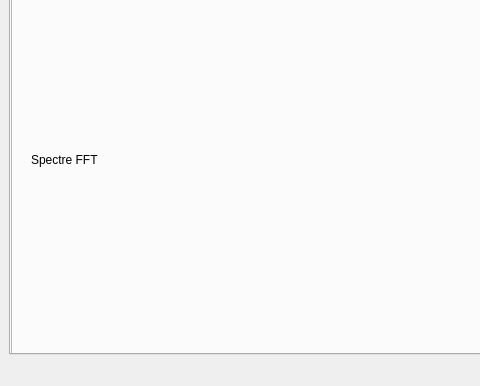
The window that ihm_wifi.ui (pierrelugand66/Microphone) describes before a commit, drawn with Qt 5; both pictures show x 0 to 480 and y 413 to 799 of the 1280 by 799 pixel window.
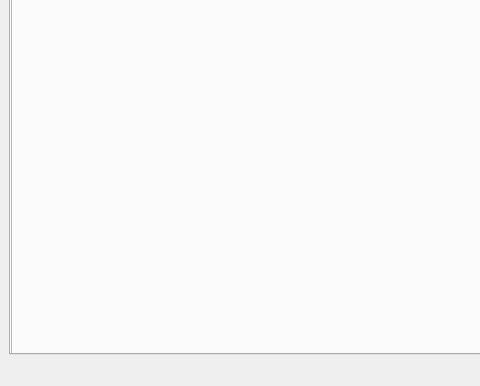
The same window after the commit. The open tabs and pages were chosen to show the change.

Patch:
```diff
--- a/ihm_wifi.ui
+++ b/ihm_wifi.ui
@@ -1450,30 +1450,7 @@
                                             <x>10</x>
                                             <y>310</y>
                                             <width>871</width>
-                                            <height>200</height>
-                                        </rect>
-                                    </property>
-                                </widget>
-                                <widget class="QLabel" name="label_histo_fft_title">
-                                    <property name="geometry">
-                                        <rect>
-                                            <x>20</x>
-                                            <y>530</y>
-                                            <width>71</width>
-                                            <height>16</height>
-                                        </rect>
-                                    </property>
-                                    <property name="text">
-                                        <string>Spectre FFT</string>
-                                    </property>
-                                </widget>
-                                <widget class="QWidget" name="widget_fft" native="true">
-                                    <property name="geometry">
-                                        <rect>
-                                            <x>10</x>
-                                            <y>560</y>
-                                            <width>871</width>
-                                            <height>160</height>
+                                            <height>400</height>
                                         </rect>
                                     </property>
                                 </widget>
```
